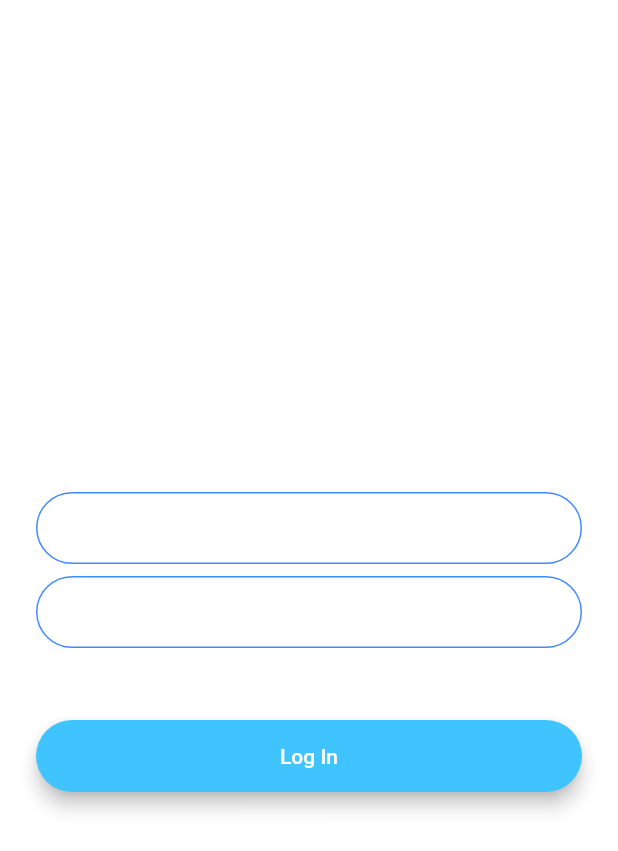
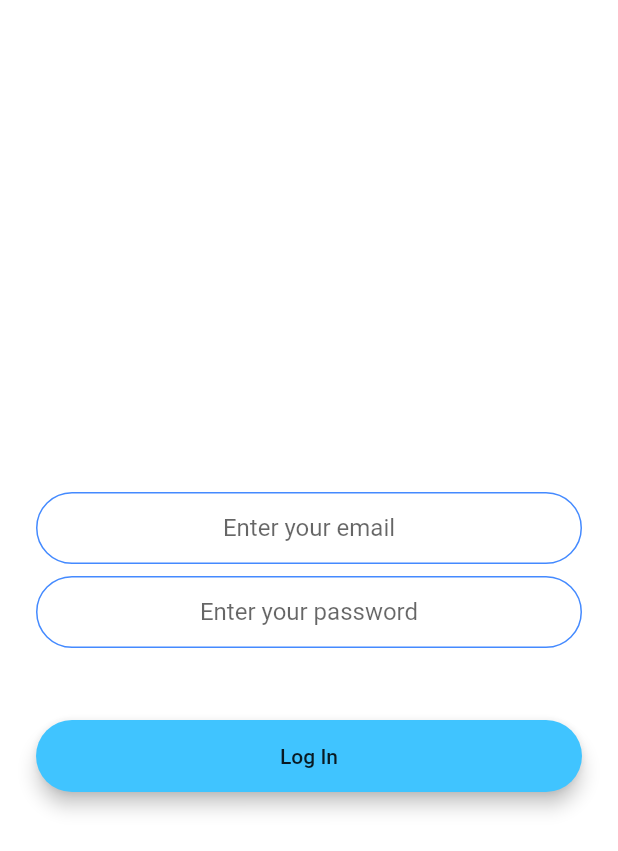
Before and after one commit to Jaram2020/flutter_workshop, a Flutter app: the screen it shows after launch, on a phone screen of 412 x 824 dp. Shown: the top 851 px of the screen. Run offline on Flutter 3.47's test engine with Material 2 defaults, Android fonts, the phone set to English and light mode, and no system bars.

Commit message:
firebase settings

```diff
--- a/lib/main.dart
+++ b/lib/main.dart
@@ -1,17 +1,12 @@
 import 'package:flutter/material.dart';
 import 'screens/login_screen.dart';
 
-void main() => runApp(FlashChat());
+void main() => runApp(App());
 
-class FlashChat extends StatelessWidget {
+class App extends StatelessWidget {
   @override
   Widget build(BuildContext context) {
     return MaterialApp(
-      theme: ThemeData.dark().copyWith(
-        textTheme: TextTheme(
-          body1: TextStyle(color: Colors.black54),
-        ),
-      ),
       initialRoute: '/',
       routes: {
         '/': (context) => LoginScreen(),
--- a/lib/screens/login_screen.dart
+++ b/lib/screens/login_screen.dart
@@ -25,10 +25,6 @@ class _LoginScreenState extends State<LoginScreen> {
               keyboardType: TextInputType.emailAddress,
               textAlign: TextAlign.center,
               onChanged: (value) {},
-              cursorColor: Colors.black,
-              style: TextStyle(
-                color: Colors.black,
-              ),
               decoration: kTextFieldDecoration.copyWith(
                 hintText: 'Enter your email',
               ),
@@ -37,15 +33,11 @@ class _LoginScreenState extends State<LoginScreen> {
               height: 8.0,
             ),
             TextField(
-              keyboardType: TextInputType.number,
+              obscureText: true,
               textAlign: TextAlign.center,
               onChanged: (value) {},
-              style: TextStyle(
-                color: Colors.black,
-              ),
               decoration: kTextFieldDecoration.copyWith(
-                hintText: 'Enter Password',
-              ),
+                  hintText: 'Enter your password'),
             ),
             SizedBox(
               height: 8.0,
--- a/pubspec.yaml
+++ b/pubspec.yaml
@@ -12,7 +12,10 @@ dependencies:
 
   cupertino_icons: ^0.1.2
 
-  firebase: ^7.2.0
+
+  firebase_core: ^0.4.0
+  cloud_firestore: ^0.13.0
+  firebase_auth: ^0.15.0
 
 
 dev_dependencies:
```
Also changed, not shown: pubspec.lock, 5 other files.
